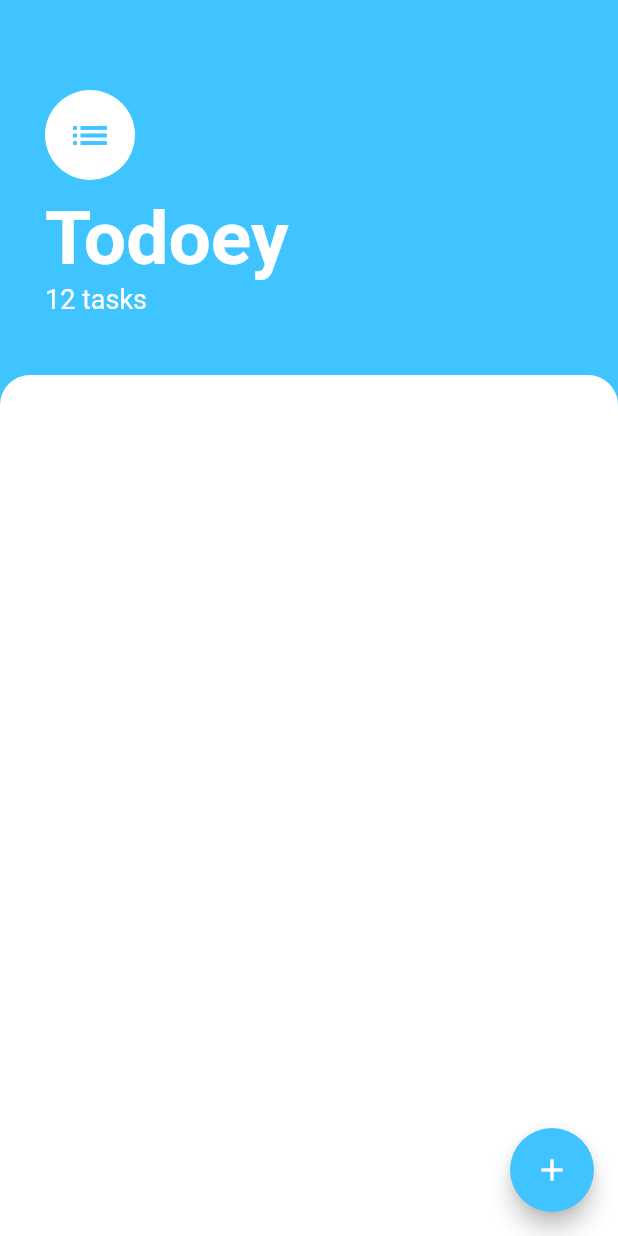
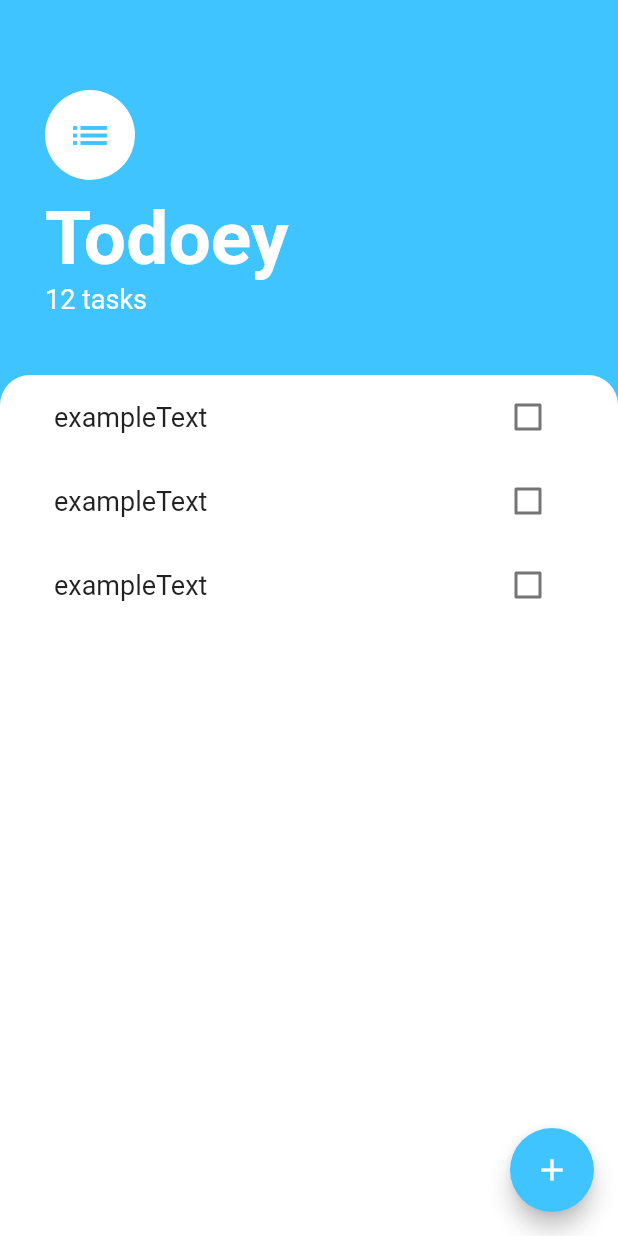
Before and after one commit to erickm32/todoey-flutter, a Flutter app: the screen it shows after launch, on a phone screen of 412 x 824 dp. Run offline on Flutter 3.47's test engine with Material 2 defaults, Android fonts, the phone set to English and light mode, and no system bars.

Commit message:
Adding a mocked ListView on front page

```diff
--- a/lib/screens/tasks_screen.dart
+++ b/lib/screens/tasks_screen.dart
@@ -1,6 +1,8 @@
 import 'package:flutter/material.dart';
+import 'package:todoey_flutter/widgets/tasks_list.dart';
 
 class TasksScreen extends StatelessWidget {
+  bool v1 = false, v2 = true;
   @override
   Widget build(BuildContext context) {
     return Scaffold(
@@ -47,6 +49,7 @@ class TasksScreen extends StatelessWidget {
           ),
           Expanded(
             child: Container(
+              padding: EdgeInsets.symmetric(horizontal: 20.0),
               decoration: BoxDecoration(
                 color: Colors.white,
                 borderRadius: BorderRadius.only(
@@ -54,6 +57,7 @@ class TasksScreen extends StatelessWidget {
                   topRight: Radius.circular(20.0),
                 ),
               ),
+              child: TasksList(),
             ),
           )
         ],
--- /dev/null
+++ b/lib/widgets/task_tile.dart
@@ -0,0 +1,19 @@
+import 'package:flutter/material.dart';
+
+class TaskTile extends StatelessWidget {
+  @override
+  Widget build(BuildContext context) {
+    return ListTile(
+      title: Text(
+        'exampleText',
+        style: TextStyle(
+          fontSize: 18,
+        ),
+      ),
+      trailing: Checkbox(
+        value: false,
+        onChanged: (value) {},
+      ),
+    );
+  }
+}
--- /dev/null
+++ b/lib/widgets/tasks_list.dart
@@ -0,0 +1,15 @@
+import 'package:flutter/material.dart';
+import 'package:todoey_flutter/widgets/task_tile.dart';
+
+class TasksList extends StatelessWidget {
+  @override
+  Widget build(BuildContext context) {
+    return ListView(
+      children: [
+        TaskTile(),
+        TaskTile(),
+        TaskTile(),
+      ],
+    );
+  }
+}
```
